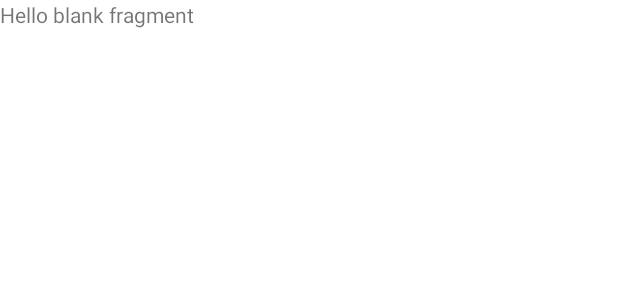
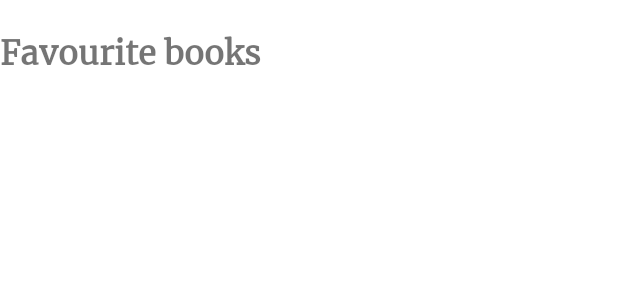
Before and after one commit to Lazizjonn/Book-app-store, an Android app: the layout fragment_favourite.xml on its own in the app's theme, with its tools: preview values and no code run, on a phone screen of 412 x 824 dp. Shown: the top 300 px of the screen. Run offline under Robolectric (Android 15) with nearby library versions, the phone set to English and light mode, and no system bars.

Commit message:
added favFragment, favRecycleAdapter

```diff
--- a/app/src/main/res/layout/fragment_favourite.xml
+++ b/app/src/main/res/layout/fragment_favourite.xml
@@ -1,14 +1,67 @@
 <?xml version="1.0" encoding="utf-8"?>
-<FrameLayout xmlns:android="http://schemas.android.com/apk/res/android"
+<androidx.constraintlayout.widget.ConstraintLayout
+    xmlns:android="http://schemas.android.com/apk/res/android"
     xmlns:tools="http://schemas.android.com/tools"
     android:layout_width="match_parent"
     android:layout_height="match_parent"
+    xmlns:app="http://schemas.android.com/apk/res-auto"
     tools:context=".presentation.ui.screen.FavouriteFragment">
 
-    <!-- TODO: Update blank fragment layout -->
-    <TextView
+
+    <!--<com.google.android.material.appbar.AppBarLayout
+        android:id="@+id/register_name_app_bar"
+        android:layout_width="match_parent"
+        android:layout_height="?android:actionBarSize"
+        android:background="@color/white"
+        app:layout_constraintTop_toTopOf="parent">
+
+        <androidx.constraintlayout.widget.ConstraintLayout
+            android:layout_width="match_parent"
+            android:layout_height="match_parent">
+
+            <TextView
+                android:id="@+id/title_reading"
+                android:layout_width="0dp"
+                android:layout_height="match_parent"
+                android:gravity="center"
+                android:fontFamily="@font/merriweather_regular"
+                android:text="Favourites"
+                android:textColor="@color/black"
+                android:textSize="20sp"
+                android:textStyle="bold"
+                android:maxLines="1"
+                app:layout_constraintEnd_toEndOf="parent"
+                app:layout_constraintStart_toStartOf="parent"
+                />
+        </androidx.constraintlayout.widget.ConstraintLayout>
+    </com.google.android.material.appbar.AppBarLayout>-->
+
+
+    <androidx.appcompat.widget.LinearLayoutCompat
         android:layout_width="match_parent"
         android:layout_height="match_parent"
-        android:text="@string/hello_blank_fragment" />
+        android:orientation="vertical">
+        <TextView
 
-</FrameLayout>
+            android:layout_width="wrap_content"
+            android:layout_height="wrap_content"
+            android:textSize="22sp"
+            android:textStyle="bold"
+            android:layout_marginTop="20dp"
+            android:fontFamily="@font/merriweather_regular"
+            android:text="Favourite books"/>
+
+        <androidx.recyclerview.widget.RecyclerView
+            android:id="@+id/fav_recycle"
+            android:layout_width="match_parent"
+            android:layout_height="0dp"
+            app:layout_constraintTop_toBottomOf="@id/register_name_app_bar"
+            app:layout_constraintBottom_toBottomOf="parent"
+            />
+
+
+    </androidx.appcompat.widget.LinearLayoutCompat>
+
+
+
+</androidx.constraintlayout.widget.ConstraintLayout>
```
Also changed, not shown: app/src/main/java/uz/gita/bookapp/presentation/ui/adapter/FavListAdapter.kt (added, +100 -0 lines), app/src/main/java/uz/gita/bookapp/presentation/ui/screen/FavouriteFragment.kt (+26 -0 lines), app/src/main/res/layout/fav_books_item.xml (added, +196 -0 lines).
